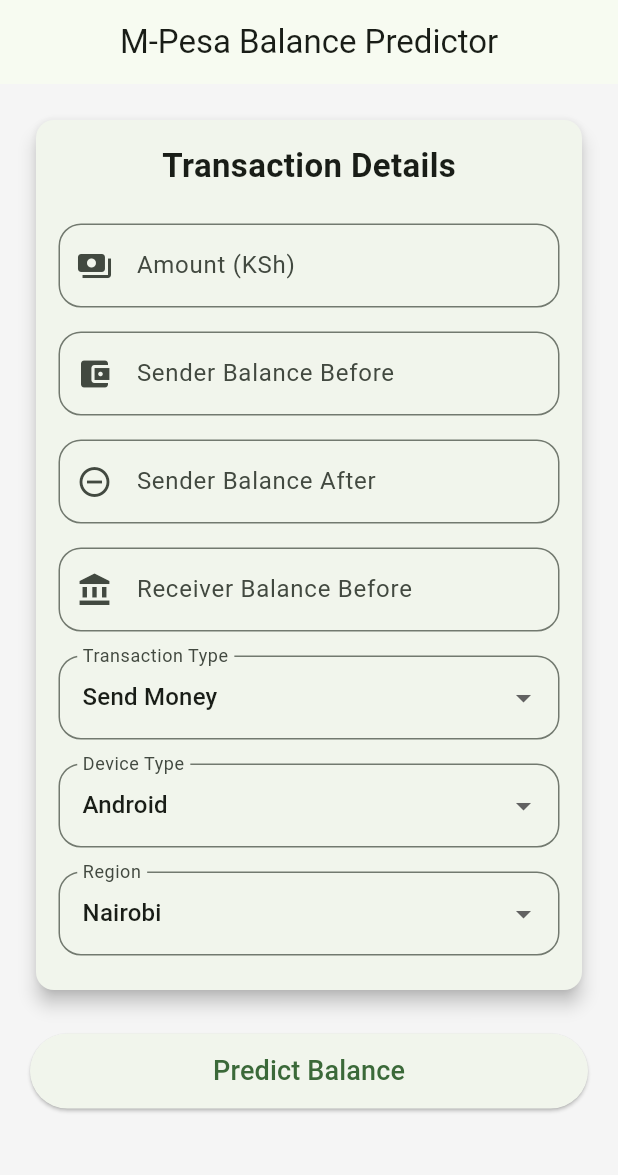
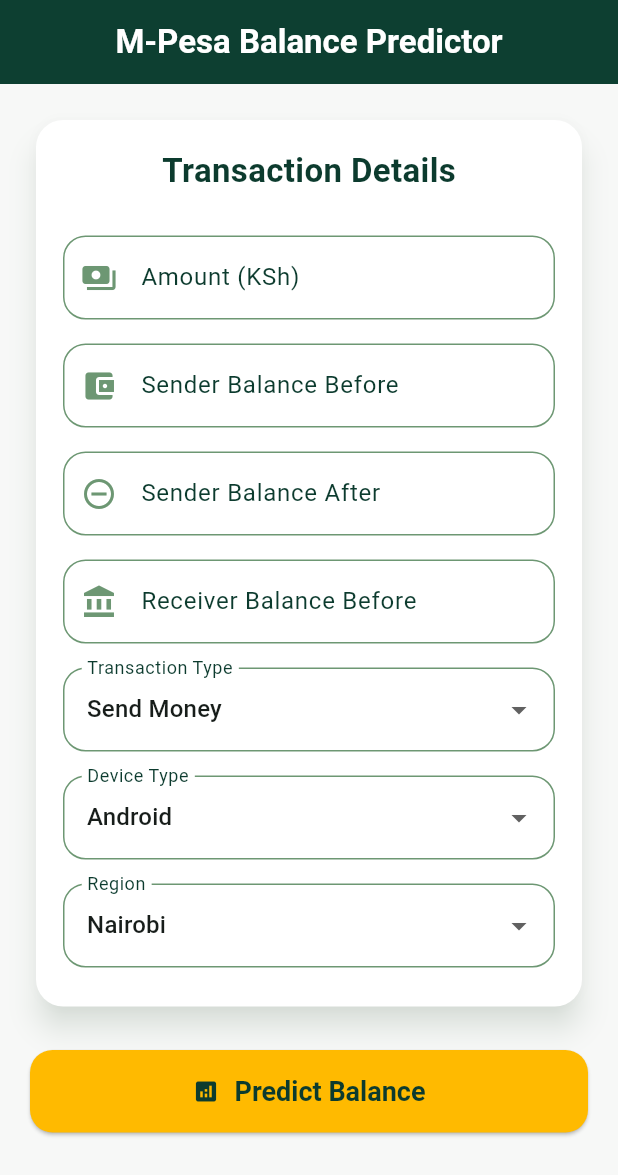
Before and after one commit to Olga-10-iki/linear-regression-model, a Flutter app: the screen it shows after launch, on a phone screen of 412 x 824 dp. Shown: the top 1175 px of the screen. Run offline on Flutter 3.47's test engine with Material 3 defaults, Android fonts, the phone set to English and light mode, and no system bars.

Commit message:
improved UI

```diff
--- a/summative/flutter_app/lib/main.dart
+++ b/summative/flutter_app/lib/main.dart
@@ -1,5 +1,10 @@
 import 'package:flutter/material.dart';
 import 'services/api_service.dart';
+
+const Color darkGreen = Color(0xFF0C3B2E);
+const Color green = Color(0xFF6D9773);
+const Color brown = Color(0xFFBB8A52);
+const Color yellow = Color(0xFFFFBA00);
 
 void main() {
   runApp(const MyApp());
@@ -14,10 +19,55 @@
       debugShowCheckedModeBanner: false,
       title: 'M-Pesa Balance Predictor',
       theme: ThemeData(
+        useMaterial3: true,
+        scaffoldBackgroundColor: const Color(0xFFF7F8F7),
         colorScheme: ColorScheme.fromSeed(
-          seedColor: Colors.green,
+          seedColor: darkGreen,
+        ).copyWith(
+          primary: darkGreen,
+          secondary: green,
+          tertiary: brown,
         ),
-        useMaterial3: true,
+
+        appBarTheme: const AppBarTheme(
+          backgroundColor: darkGreen,
+          foregroundColor: Colors.white,
+          centerTitle: true,
+          elevation: 3,
+        ),
+
+        elevatedButtonTheme: ElevatedButtonThemeData(
+          style: ElevatedButton.styleFrom(
+            backgroundColor: yellow,
+            foregroundColor: darkGreen,
+            minimumSize: const Size(double.infinity, 55),
+            shape: RoundedRectangleBorder(
+              borderRadius: BorderRadius.circular(15),
+            ),
+            textStyle: const TextStyle(
+              fontWeight: FontWeight.bold,
+              fontSize: 18,
+            ),
+          ),
+        ),
+
+        inputDecorationTheme: InputDecorationTheme(
+          filled: true,
+          fillColor: Colors.white,
+          labelStyle: const TextStyle(color: darkGreen),
+          prefixIconColor: green,
+          enabledBorder: OutlineInputBorder(
+            borderRadius: BorderRadius.circular(15),
+            borderSide: const BorderSide(color: green),
+          ),
+          focusedBorder: OutlineInputBorder(
+            borderRadius: BorderRadius.circular(15),
+            borderSide: const BorderSide(
+              color: yellow,
+              width: 2,
+            ),
+          ),
+        ),
       ),
       home: const PredictionPage(),
     );
@@ -127,7 +177,10 @@
         keyboardType: const TextInputType.numberWithOptions(decimal: true),
         decoration: InputDecoration(
           labelText: label,
-          prefixIcon: Icon(icon),
+          prefixIcon: Icon(
+            icon,
+            color: green,
+          ),
           border: OutlineInputBorder(
             borderRadius: BorderRadius.circular(15),
           ),
@@ -147,6 +200,8 @@
       child: DropdownButtonFormField<int>(
         value: value,
         decoration: InputDecoration(
+          filled: true,
+          fillColor: Colors.white,
           labelText: label,
           border: OutlineInputBorder(
             borderRadius: BorderRadius.circular(15),
@@ -161,19 +216,30 @@
   @override
   Widget build(BuildContext context) {
     return Scaffold(
-      backgroundColor: Colors.grey[100],
+      backgroundColor: const Color(0xFFF7F8F7),
+
       appBar: AppBar(
-        centerTitle: true,
-        title: const Text("M-Pesa Balance Predictor"),
+        title: const Text(
+          "M-Pesa Balance Predictor",
+          style: TextStyle(
+            fontWeight: FontWeight.bold,
           ),
+        ),
+      ),
+
       body: SingleChildScrollView(
         padding: const EdgeInsets.all(20),
         child: Column(
           children: [
             Card(
-              elevation: 5,
+              color: Colors.white,
+              elevation: 8,
+              shadowColor: green.withOpacity(0.3),
+              shape: RoundedRectangleBorder(
+                borderRadius: BorderRadius.circular(18),
+              ),
               child: Padding(
-                padding: const EdgeInsets.all(15),
+                padding: const EdgeInsets.all(18),
                 child: Column(
                   children: [
                     const Text(
@@ -181,10 +247,11 @@
                       style: TextStyle(
                         fontSize: 22,
                         fontWeight: FontWeight.bold,
+                        color: darkGreen,
                       ),
                     ),
 
-                    const SizedBox(height: 15),
+                    const SizedBox(height: 20),
 
                     inputField(
                       "Amount (KSh)",
@@ -209,7 +276,6 @@
                       Icons.account_balance,
                       receiverBeforeController,
                     ),
-
                                         dropdownField(
                       "Transaction Type",
                       transactionType,
@@ -290,36 +356,83 @@
 
             SizedBox(
               width: double.infinity,
-              height: 50,
+              height: 55,
               child: ElevatedButton(
                 onPressed: loading ? null : makePrediction,
                 child: loading
-                    ? const CircularProgressIndicator()
-                    : const Text(
+                    ? const CircularProgressIndicator(
+                        color: darkGreen,
+                      )
+                    : const Row(
+                        mainAxisAlignment: MainAxisAlignment.center,
+                        children: [
+                          Icon(Icons.analytics),
+                          SizedBox(width: 10),
+                          Text(
                             "Predict Balance",
-                        style: TextStyle(fontSize: 18),
+                            style: TextStyle(
+                              fontSize: 18,
+                              fontWeight: FontWeight.bold,
+                            ),
+                          ),
+                        ],
                       ),
               ),
             ),
 
-            const SizedBox(height: 25),
+            const SizedBox(height: 30),
 
             if (result.isNotEmpty)
               Card(
-                color: Colors.green.shade50,
-                elevation: 5,
+                color: const Color(0xFFEAF4ED),
+                elevation: 8,
+                shadowColor: green.withOpacity(0.25),
+                shape: RoundedRectangleBorder(
+                  borderRadius: BorderRadius.circular(18),
+                ),
                 child: Padding(
                   padding: const EdgeInsets.all(20),
-                  child: Text(
+                  child: Column(
+                    children: [
+                      const Icon(
+                        Icons.check_circle,
+                        color: green,
+                        size: 45,
+                      ),
+
+                      const SizedBox(height: 12),
+
+                      const Text(
+                        "Prediction Result",
+                        style: TextStyle(
+                          fontSize: 22,
+                          fontWeight: FontWeight.bold,
+                          color: darkGreen,
+                        ),
+                      ),
+
+                      const Divider(
+                        thickness: 1.2,
+                        color: brown,
+                        height: 25,
+                      ),
+
+                      Text(
                         result,
                         textAlign: TextAlign.center,
                         style: const TextStyle(
-                      fontSize: 20,
-                      fontWeight: FontWeight.bold,
+                          fontSize: 18,
+                          height: 1.6,
+                          color: darkGreen,
+                          fontWeight: FontWeight.w600,
+                        ),
+                      ),
+                    ],
                   ),
                 ),
               ),
-              ),
+
+            const SizedBox(height: 30),
           ],
         ),
       ),
```
Lines whose indentation alone changed are shown as unchanged.
